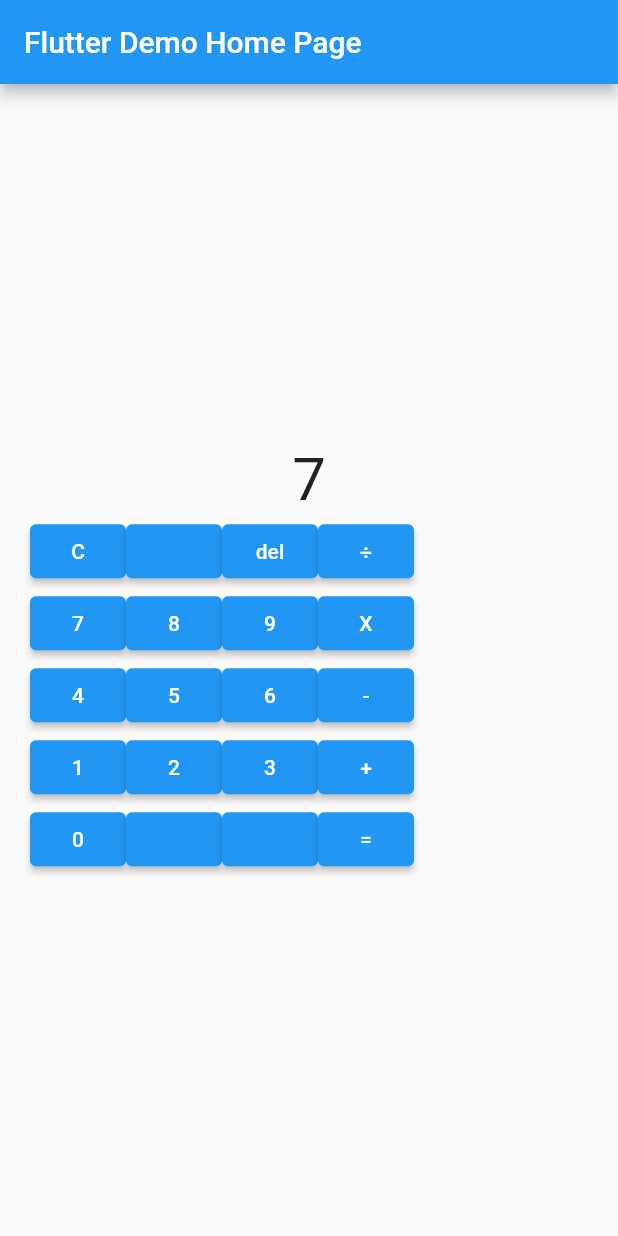
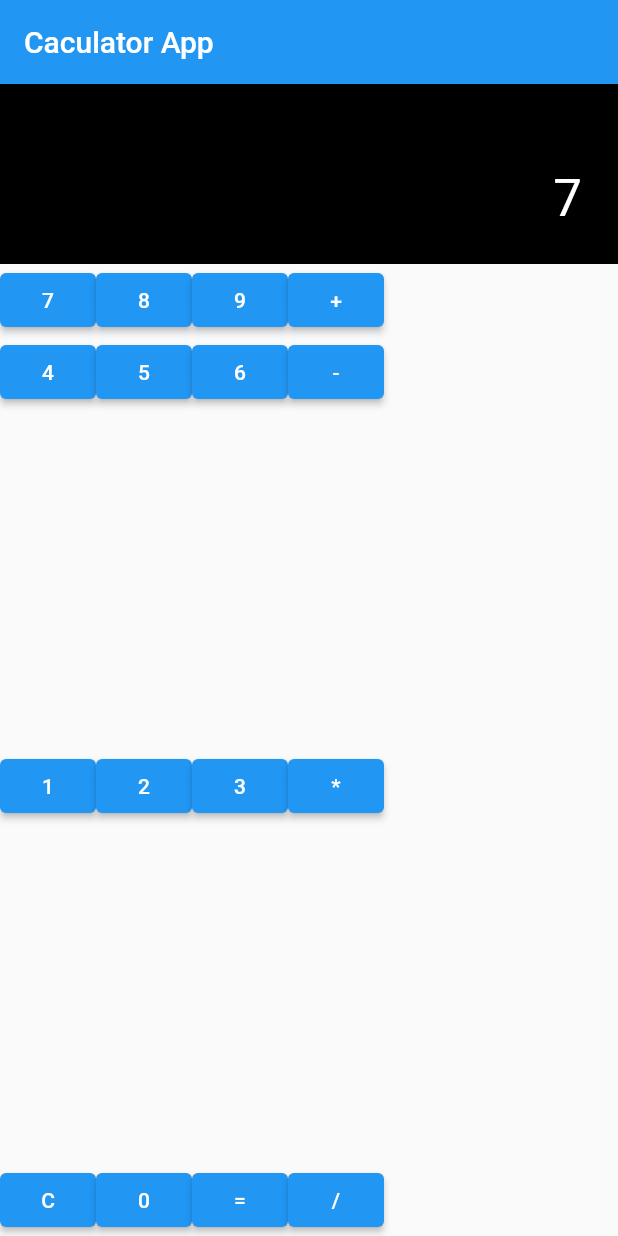
Before and after one commit to jordy-love/calculate_app, a Flutter app: the MyHomePage screen opened directly, after a tap on an icon or button, on a phone screen of 412 x 824 dp. Run offline on Flutter 3.47's test engine with Material 2 defaults, Android fonts, the phone set to English and light mode, and no system bars.

Commit message:
2021.05.27 update

```diff
--- a/lib/main.dart
+++ b/lib/main.dart
@@ -5,40 +5,20 @@ void main() {
 }
 
 class MyApp extends StatelessWidget {
-  // This widget is the root of your application.
   @override
   Widget build(BuildContext context) {
     return MaterialApp(
       title: 'Flutter Demo',
       theme: ThemeData(
-        // This is the theme of your application.
-        //
-        // Try running your application with "flutter run". You'll see the
-        // application has a blue toolbar. Then, without quitting the app, try
-        // changing the primarySwatch below to Colors.green and then invoke
-        // "hot reload" (press "r" in the console where you ran "flutter run",
-        // or simply save your changes to "hot reload" in a Flutter IDE).
-        // Notice that the counter didn't reset back to zero; the application
-        // is not restarted.
         primarySwatch: Colors.blue,
       ),
-      home: MyHomePage(title: 'Flutter Demo Home Page'),
+      home: MyHomePage(title: 'Caculator App'),
     );
   }
 }
 
 class MyHomePage extends StatefulWidget {
   MyHomePage({Key key, this.title}) : super(key: key);
-
-  // This widget is the home page of your application. It is stateful, meaning
-  // that it has a State object (defined below) that contains fields that affect
-  // how it looks.
-
-  // This class is the configuration for the state. It holds the values (in this
-  // case the title) provided by the parent (in this case the App widget) and
-  // used by the build method of the State. Fields in a Widget subclass are
-  // always marked "final".
-
   final String title;
 
   @override
@@ -46,66 +26,79 @@ class MyHomePage extends StatefulWidget {
 }
 
 class _MyHomePageState extends State<MyHomePage> {
-  var _result = "";
-  var _buffer = "";
-  List<int> intArr = <int>[];
-  List<String> opArr = <String>[];
-  var numChk = "";
+  var result = ""; // 결과
+  var buffer = ""; // 출력버퍼
+  List<int> numberArr = <int>[]; // 피연산자 배열
+  List<String> operatorArr = <String>[]; // 연산자 배
+  var pressedNumber = ""; // 들어온 값이 숫자이면 저장
+  bool calc = false; // 계산완료 여부
+
+  void initNumbers() {
+    buffer = "";
+    pressedNumber = "";
+    numberArr.clear();
+    operatorArr.clear();
+  }
 
   void addNumbers(String key) {
-    var operator = ['+', '-', '÷', 'X'];
+    var operator = ['+', '-', '*', '/'];
 
     if (key == "C") {
-      _buffer = "";
-      numChk = "";
-      intArr.clear();
-      opArr.clear();
-
+      initNumbers();
     } else {
-      _buffer += key;
-
       if (operator.contains(key) || key == "=") {
-        intArr.add(int.parse(numChk));
-        opArr.add(key);
-        numChk = "";
+        numberArr.add(int.parse(pressedNumber));
+        operatorArr.add(key);
+        pressedNumber = "";
       } else {
-        numChk += key;
+        pressedNumber += key;
       }
+      buffer += key;
     }
 
     if (key == "=") {
-      num calc = intArr[0];
-      for (var i = 0; i < intArr.length; i++) {
-        //print(intArr[i].toString() + "//" + opArr[i]);
-        if (i==0) continue;
+      num firstOperand = numberArr[0]; // 첫번째 피연산자
+      num sum = firstOperand; // 계산식 합계
 
-        switch (opArr[i-1]) {
+      for (var i = 0; i < numberArr.length; i++) {
+        if (i == 0) continue;
+        String operator = operatorArr[i - 1];
+
+        switch (operator) {
           case "+":
-            calc = calc + intArr[i];
+            sum = sum + numberArr[i];
             break;
           case "-":
-            calc = calc - intArr[i];
+            sum = sum - numberArr[i];
             break;
-          case "÷":
-            calc = calc / intArr[i];
+          case "/":
+            sum = sum / numberArr[i];
             break;
-          case "X":
-            calc = calc * intArr[i];
+          case "*":
+            sum = sum * numberArr[i];
             break;
         }
-        print('calc: $calc');
-      }
-      _buffer = calc.toString();
+        print('계산합: $sum');
       }
 
-    // else if (operator.contains(key)) {
-    //var last_str = (_buffer.length > 0)? _buffer.substring(_buffer.length-1) : "";
-    //print("_buffer:" + _buffer + ", last:" + last_str + ', leng: ' + _buffer.length.toString() );
-    print(intArr.toString() + "," + opArr.toString());
+      initNumbers();
+      buffer = sum.toString();
+
+      // 계산완료
+      calc = true;
+      numberArr.add(sum);
+    }
+
+    print(numberArr.toString() + "," + operatorArr.toString());
 
     setState(() {
-      _result = _buffer;
+      result = buffer;
     });
+  }
+
+  @override
+  void initState() {
+    initNumbers();
   }
 
   @override
@@ -124,33 +117,23 @@ class _MyHomePageState extends State<MyHomePage> {
       ),
       body: Container(
         alignment: Alignment.center,
-        padding: EdgeInsets.all(20),
+        //padding: EdgeInsets.all(20),
         child: Column(
           mainAxisAlignment: MainAxisAlignment.center,
           children: <Widget>[
-            Text(
-              _result,
-              style: TextStyle(fontSize: 40),
+            Container(
+              width: double.infinity,
+              height: 120,
+              color: Colors.black,
+              alignment: Alignment.bottomRight,
+              padding: EdgeInsets.only(right: 24, bottom: 24),
+              child: Text(
+                result,
+                style: TextStyle(
+                  color: Colors.white,
+                  fontSize: 34,
                 ),
-            Row(
-              children: [
-                ElevatedButton(
-                  onPressed: () => addNumbers('C'),
-                  child: Text('C'),
               ),
-                ElevatedButton(
-                  onPressed: () => addNumbers(''),
-                  child: Text(''),
-                ),
-                ElevatedButton(
-                  onPressed: () => addNumbers('del'),
-                  child: Text('del'),
-                ),
-                ElevatedButton(
-                  onPressed: () => addNumbers('÷'),
-                  child: Text('÷'),
-                ),
-              ],
             ),
             Row(
               children: [
@@ -167,8 +150,8 @@ class _MyHomePageState extends State<MyHomePage> {
                   child: Text('9'),
                 ),
                 ElevatedButton(
-                  onPressed: () => addNumbers('X'),
-                  child: Text('X'),
+                  onPressed: () => addNumbers('+'),
+                  child: Text('+'),
                 ),
               ],
             ),
@@ -192,7 +175,9 @@ class _MyHomePageState extends State<MyHomePage> {
                 ),
               ],
             ),
-            Row(
+            Expanded(
+              flex: 3,
+              child: Row(
                 children: [
                   ElevatedButton(
                     onPressed: () => addNumbers('1'),
@@ -207,31 +192,32 @@ class _MyHomePageState extends State<MyHomePage> {
                     child: Text('3'),
                   ),
                   ElevatedButton(
-                  onPressed: () => addNumbers('+'),
-                  child: Text('+'),
+                    onPressed: () => addNumbers('*'),
+                    child: Text('*'),
                   ),
                 ],
               ),
+            ),
             Row(
               children: [
+                ElevatedButton(
+                  onPressed: () => addNumbers('C'),
+                  child: Text('C'),
+                ),
                 ElevatedButton(
                   onPressed: () => addNumbers('0'),
                   child: Text('0'),
                 ),
                 ElevatedButton(
-                  onPressed: () => addNumbers(''),
-                  child: Text(''),
-                ),
-                ElevatedButton(
-                  onPressed: () => addNumbers(''),
-                  child: Text(''),
-                ),
-                ElevatedButton(
                   onPressed: () => addNumbers('='),
                   child: Text('='),
                 ),
+                ElevatedButton(
+                  onPressed: () => addNumbers('/'),
+                  child: Text('/'),
+                ),
               ],
-            )
+            ),
           ],
         ),
       ),
```
Lines whose indentation alone changed are shown as unchanged.
